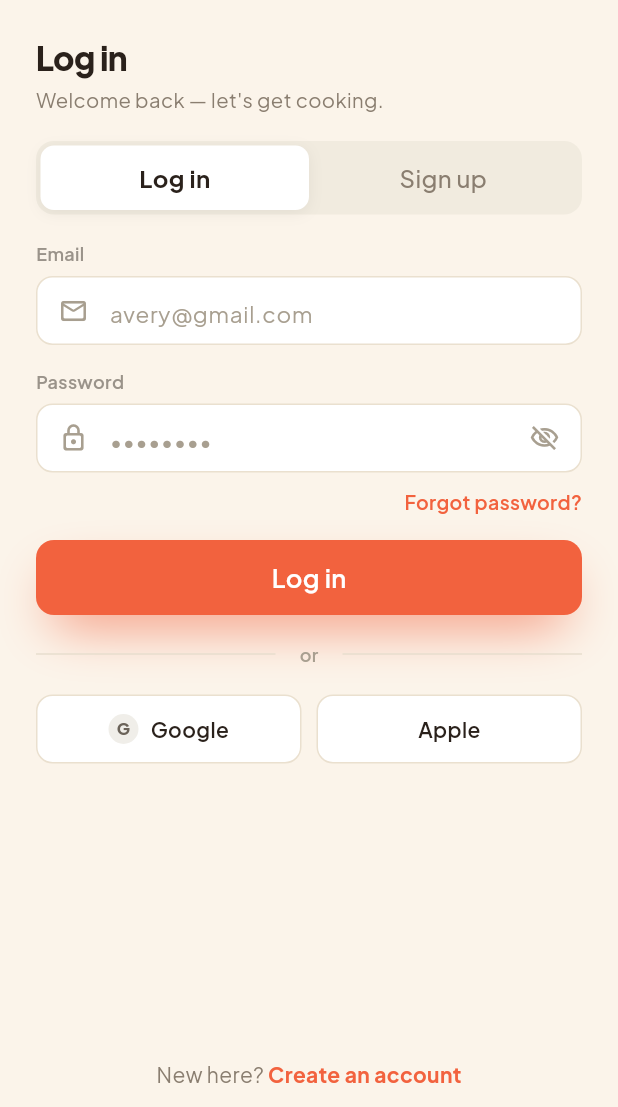
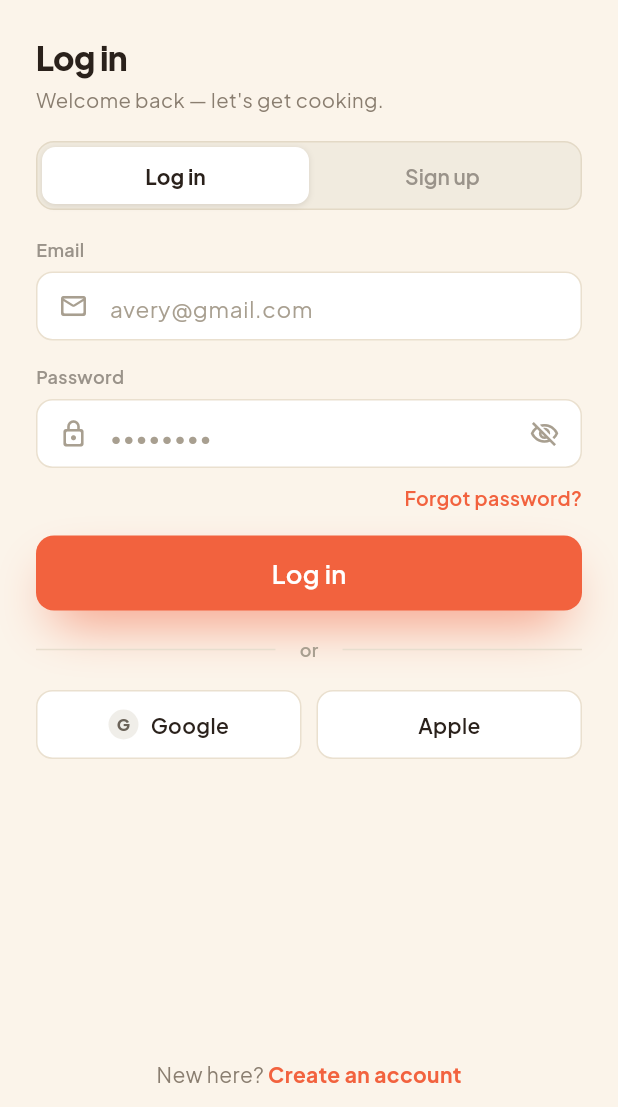
Before and after one commit to amitgg111/Recipe-AI, a Flutter app: the screen it shows after launch, after a tap on "Log in", on a phone screen of 412 x 824 dp, the part 129-1236 px from its top. Run offline on Flutter 3.47's test engine with Material 3 defaults, Android fonts, the phone set to English and light mode, and no system bars; our stand-ins replace cached_network_image, cloud_firestore, cloud_functions, firebase_auth, firebase_core, firebase_storage and 7 more; missing offline and left inert: recipe_scraper, share_handler; accounts and stored records are empty; network calls fail.

Commit message:
letest code

```diff
--- a/lib/View/Splash/spalsh_screen.dart
+++ b/lib/View/Splash/spalsh_screen.dart
@@ -86,7 +86,10 @@ class _SplashScreenState extends State<SplashScreen>
       final hasSeenOnboarding = box.read<bool>('hasSeenOnboarding') ?? false;
       if (!hasSeenOnboarding) {
         box.write('hasSeenOnboarding', true);
-        Get.off(() => const OnboardingFlowScreen());
+        Get.off(
+          () => const OnboardingFlowScreen(),
+          transition: Transition.noTransition,
+        );
       } else {
         Get.off(() => const AuthWrapper());
       }
--- a/lib/screens/auth/login_screen.dart
+++ b/lib/screens/auth/login_screen.dart
@@ -11,7 +11,7 @@ import 'package:recipe_ai/widgets/app_logo.dart';
 import 'package:recipe_ai/theme/app_text_styles.dart';
 import 'package:recipe_ai/theme/app_dimensions.dart';
 import 'package:recipe_ai/screens/auth/forgot_password_screen.dart';
-import 'package:recipe_ai/widgets/segmented_control.dart';
+import 'package:recipe_ai/widgets/sliding_segmented.dart';
 
 /// Combined Log in / Sign up screen.
 ///
@@ -257,10 +257,11 @@ class _LoginScreenState extends State<LoginScreen> {
                     const SizedBox(height: 18),
 
                     // Segmented tabs (fixed — switches content, no navigation)
-                    SegmentedControl(
-                      segments: const ['Log in', 'Sign up'],
+                    SlidingSegmented.tabs(
+                      labels: const ['Log in', 'Sign up'],
                       selectedIndex: _tab,
                       onChanged: _setTab,
+                      height: 38,
                     ),
 
                     const SizedBox(height: 18),
--- a/lib/screens/onboarding/onboarding_flow_screen.dart
+++ b/lib/screens/onboarding/onboarding_flow_screen.dart
@@ -47,9 +47,6 @@ class _OnboardingFlowScreenState extends State<OnboardingFlowScreen> {
 
   int _page = 0;
 
-  /// 1 = moving forward, -1 = moving back. Drives the slide direction.
-  int _direction = 1;
-
   /// Whether the current step's selection is valid. Drives the Continue button
   /// enabled state in real time. Only the button rebuilds when this changes.
   final ValueNotifier<bool> _canContinue = ValueNotifier<bool>(true);
@@ -69,21 +66,22 @@ class _OnboardingFlowScreenState extends State<OnboardingFlowScreen> {
     if (!_canContinue.value) return; // guard: no proceeding while invalid
     if (_page < _flowPages - 1) {
       setState(() {
-        _direction = 1;
         _page++;
       });
       // Each step opens with its default selection, so it starts valid.
       _canContinue.value = true;
     } else {
       // Step 12 done → continue to the existing Plus intro (steps 13–15).
-      Get.to(() => const PlusIntroScreen());
+      Get.to(
+        () => const PlusIntroScreen(),
+        transition: Transition.noTransition,
+      );
     }
   }
 
   void _onBack() {
     if (_page == 0) return;
     setState(() {
-      _direction = -1;
       _page--;
     });
     _canContinue.value = true;
@@ -153,7 +151,10 @@ class _OnboardingFlowScreenState extends State<OnboardingFlowScreen> {
               ),
             ),
             GestureDetector(
-              onTap: () => Get.to(() => const LoginScreen()),
+              onTap: () => Get.to(
+                () => const LoginScreen(),
+                transition: Transition.noTransition,
+              ),
               child: Text(
                 'Log in',
                 style: GoogleFonts.plusJakartaSans(
@@ -201,35 +202,11 @@ class _OnboardingFlowScreenState extends State<OnboardingFlowScreen> {
               ),
               const SizedBox(height: 6),
             ],
-            // Animated content area — only this swaps between steps.
+            // Content area — swaps instantly between steps (no transition).
             Expanded(
-              child: AnimatedSwitcher(
-                duration: const Duration(milliseconds: 350),
-                switchInCurve: Curves.easeOut,
-                switchOutCurve: Curves.easeIn,
-                transitionBuilder: (child, animation) {
-                  final slide = Tween<Offset>(
-                    begin: Offset(0.06 * _direction, 0),
-                    end: Offset.zero,
-                  ).animate(animation);
-                  return FadeTransition(
-                    opacity: animation,
-                    child: SlideTransition(position: slide, child: child),
-                  );
-                },
-                layoutBuilder: (currentChild, previousChildren) {
-                  return Stack(
-                    alignment: Alignment.topCenter,
-                    children: <Widget>[
-                      ...previousChildren,
-                      if (currentChild != null) currentChild,
-                    ],
-                  );
-                },
-                child: KeyedSubtree(
-                  key: ValueKey<int>(_page),
-                  child: _bodyFor(_page),
-                ),
+              child: KeyedSubtree(
+                key: ValueKey<int>(_page),
+                child: _bodyFor(_page),
               ),
             ),
             // Fixed bottom: CTA (+ optional footer).
--- a/lib/widgets/segmented_control.dart
+++ b/lib/widgets/segmented_control.dart
@@ -1,7 +1,11 @@
 import 'package:flutter/material.dart';
 import '../theme/app_colors.dart';
 import '../theme/app_text_styles.dart';
+import 'sliding_segmented.dart';
 
+/// Full-width segmented toggle used for the wide tab selectors (Cookbooks /
+/// Recipes, Login / Sign up). Thin wrapper over [SlidingSegmented] in its
+/// [SlidingSegmented.expand] mode so every toggle in the app shares one widget.
 class SegmentedControl extends StatelessWidget {
   final List<String> segments;
   final int selectedIndex;
@@ -16,53 +20,30 @@ class SegmentedControl extends StatelessWidget {
 
   @override
   Widget build(BuildContext context) {
-    return Container(
-      padding: const EdgeInsets.all(3),
-      decoration: BoxDecoration(
-        color: AppColors.tabBg,
-        borderRadius: BorderRadius.circular(12),
-      ),
-      child: Row(
-        children: List.generate(segments.length, (index) {
-          final isActive = index == selectedIndex;
-          return Expanded(
-            child: GestureDetector(
-              onTap: () => onChanged(index),
-              child: AnimatedContainer(
-                duration: const Duration(milliseconds: 200),
-                curve: Curves.easeInOut,
-                padding: const EdgeInsets.symmetric(vertical: 10),
-                decoration: BoxDecoration(
-                  color: isActive ? AppColors.surface : Colors.transparent,
-                  borderRadius: BorderRadius.circular(9),
-                  boxShadow: isActive
-                      ? [
+    return SlidingSegmented(
+      expand: true,
+      labels: segments,
+      selectedIndex: selectedIndex,
+      onChanged: onChanged,
+      trackColor: AppColors.tabBg,
+      pillColor: AppColors.surface,
+      trackRadius: 12,
+      pillRadius: 9,
+      trackPadding: 3,
+      vPad: 10,
+      pillShadow: [
         BoxShadow(
           color: Colors.black.withValues(alpha: 0.06),
           blurRadius: 8,
           offset: const Offset(0, 2),
         ),
-                        ]
-                      : null,
-                ),
-                child: Center(
-                  child: Text(
-                    segments[index],
-                    style: isActive
-                        ? AppTextStyles.bodyLarge.copyWith(
-                            fontWeight: FontWeight.w700,
-                          )
+      ],
+      style: (active) => active
+          ? AppTextStyles.bodyLarge.copyWith(fontWeight: FontWeight.w700)
           : AppTextStyles.bodyLarge.copyWith(
               fontWeight: FontWeight.w500,
               color: AppColors.textMedium,
             ),
-                  ),
-                ),
-              ),
-            ),
-          );
-        }),
-      ),
     );
   }
 }
--- /dev/null
+++ b/lib/widgets/sliding_segmented.dart
@@ -0,0 +1,328 @@
+import 'package:flutter/material.dart';
+import 'package:google_fonts/google_fonts.dart';
+import '../theme/app_colors.dart';
+
+/// A content-sized segmented control whose white "pill" **slides and resizes**
+/// between segments. Segment widths are measured from their labels (at the
+/// active/bold weight) so widths stay stable and there's no layout jump when
+/// the selection changes.
+///
+/// Used for the compact toggles (Day/Month, Metric/US, …). Pass [expand] for a
+/// full-width variant with equal-width segments.
+class SlidingSegmented extends StatefulWidget {
+  final List<String> labels;
+  final int selectedIndex;
+  final ValueChanged<int> onChanged;
+
+  final Color trackColor;
+  final Color pillColor;
+  final double trackRadius;
+  final double pillRadius;
+  final double trackPadding;
+  final double hPad; // segment horizontal padding
+  final double vPad; // segment vertical padding
+
+  /// When true the control fills its parent width with equal-width segments
+  /// (the pill slides via [AnimatedAlign]). When false each segment is sized to
+  /// its label and the pill slides + resizes via [AnimatedPositioned].
+  final bool expand;
+
+  /// Optional fixed segment height (only used in [expand] mode). When null the
+  /// height is derived from [vPad] + the label height.
+  final double? height;
+
+  /// Optional hairline border around the track, so the container stays visible
+  /// against a page background of a similar tone.
+  final Color? trackBorder;
+
+  /// Returns the text style for a segment given whether it is active.
+  final TextStyle Function(bool active) style;
+  final List<BoxShadow>? pillShadow;
+  final Duration duration;
+
+  const SlidingSegmented({
+    super.key,
+    required this.labels,
+    required this.selectedIndex,
+    required this.onChanged,
+    required this.trackColor,
+    required this.pillColor,
+    required this.style,
+    this.trackRadius = 11,
+    this.pillRadius = 8,
+    this.trackPadding = 3,
+    this.hPad = 12,
+    this.vPad = 6,
+    this.expand = false,
+    this.height,
+    this.trackBorder,
+    this.pillShadow,
+    this.duration = const Duration(milliseconds: 240),
+  });
+
+  /// Inactive label colour used across all toggles (matches the HTML mockup).
+  static const Color _inactive = Color(0xFF9A938A);
+
+  /// Track fill + hairline border. The fill is the HTML's #F1EBDF; the border
+  /// makes the container visible against the app's similar cream page.
+  static const Color _trackFill = Color(0xFFF1EBDF);
+  static const Color _trackEdge = Color(0xFFE3D9C6);
+
+  /// Compact, content-sized toggle — matches the Day/Month toggle in the HTML
+  /// (beige track radius 11, white pill radius 8, 12.5px Plus Jakarta Sans).
+  /// Use for small inline toggles (Day/Month).
+  factory SlidingSegmented.standard({
+    Key? key,
+    required List<String> labels,
+    required int selectedIndex,
+    required ValueChanged<int> onChanged,
+  }) {
+    return SlidingSegmented(
+      key: key,
+      labels: labels,
+      selectedIndex: selectedIndex,
+      onChanged: onChanged,
+      trackColor: _trackFill,
+      trackBorder: _trackEdge,
+      pillColor: AppColors.surface,
+      trackRadius: 11,
+      pillRadius: 8,
+      trackPadding: 3,
+      hPad: 12,
+      vPad: 6,
+      style: (active) => GoogleFonts.plusJakartaSans(
+        fontSize: 12.5,
+        fontWeight: active ? FontWeight.w700 : FontWeight.w600,
+        color: active ? AppColors.textDark : _inactive,
+      ),
+      pillShadow: const [
+        BoxShadow(
+          color: Color(0x1F2A211B), // rgba(42,33,27,.12)
+          blurRadius: 3,
+          offset: Offset(0, 1),
+        ),
+      ],
+    );
+  }
+
+  /// Full-width tab bar — matches the Login/Sign up & Cookbooks/Recipes toggles
+  /// in the HTML: equal-width segments (`flex:1`), beige track radius 12, white
+  /// pill radius 9, 14px Plus Jakarta Sans. [height] is the segment height
+  /// (38 for Login/Sign up, 36 for Cookbooks/Recipes).
+  factory SlidingSegmented.tabs({
+    Key? key,
+    required List<String> labels,
+    required int selectedIndex,
+    required ValueChanged<int> onChanged,
+    double height = 38,
+  }) {
+    return SlidingSegmented(
+      key: key,
+      expand: true,
+      height: height,
+      labels: labels,
+      selectedIndex: selectedIndex,
+      onChanged: onChanged,
+      trackColor: _trackFill,
+      trackBorder: _trackEdge,
+      pillColor: AppColors.surface,
+      trackRadius: 12,
+      pillRadius: 9,
+      trackPadding: 3,
+      vPad: 0,
+      style: (active) => GoogleFonts.plusJakartaSans(
+        fontSize: 14,
+        fontWeight: active ? FontWeight.w700 : FontWeight.w600,
+        color: active ? AppColors.textDark : _inactive,
+      ),
+      pillShadow: const [
+        BoxShadow(
+          color: Color(0x1F2A211B), // rgba(42,33,27,.12)
+          blurRadius: 3,
+          offset: Offset(0, 1),
+        ),
+      ],
+    );
+  }
+
+  @override
+  State<SlidingSegmented> createState() => _SlidingSegmentedState();
+}
+
+class _SlidingSegmentedState extends State<SlidingSegmented> {
+  @override
+  void initState() {
+    super.initState();
+    // GoogleFonts loads fonts asynchronously. If we measure the labels before
+    // the font is ready the segments come out too narrow (measured against a
+    // fallback font) and long labels wrap. Re-measure once the fonts settle.
+    if (!widget.expand) {
+      WidgetsBinding.instance.addPostFrameCallback((_) {
+        GoogleFonts.pendingFonts().then((_) {
+          if (mounted) setState(() {});
+        });
+      });
+    }
+  }
+
+  @override
+  Widget build(BuildContext context) {
+    if (widget.expand) return _buildExpanded(context);
+    return _buildMeasured(context);
+  }
+
+  /// Full-width, equal-width segments with an [AnimatedAlign] sliding pill.
+  Widget _buildExpanded(BuildContext context) {
+    final n = widget.labels.length;
+    final align = n > 1 ? (2 * widget.selectedIndex / (n - 1) - 1) : 0.0;
+    final stack = Stack(
+      children: [
+        // Sliding pill (behind the labels). heightFactor:1 is required — without
+        // it the childless DecoratedBox collapses to 0 height and never shows.
+        Positioned.fill(
+          child: AnimatedAlign(
+            duration: widget.duration,
+            curve: Curves.easeInOut,
+            alignment: Alignment(align, 0),
+            child: FractionallySizedBox(
+              widthFactor: n > 0 ? 1 / n : 1,
+              heightFactor: 1,
+              child: DecoratedBox(
+                decoration: BoxDecoration(
+                  color: widget.pillColor,
+                  borderRadius: BorderRadius.circular(widget.pillRadius),
+                  boxShadow: widget.pillShadow,
+                ),
+              ),
+            ),
+          ),
+        ),
+        // Tappable labels (on top).
+        Row(
+          children: [
+            for (var i = 0; i < n; i++)
+              Expanded(
+                child: GestureDetector(
+                  behavior: HitTestBehavior.opaque,
+                  onTap: () => widget.onChanged(i),
+                  child: Padding(
+                    padding: EdgeInsets.symmetric(vertical: widget.vPad),
+                    child: Center(
+                      child: AnimatedDefaultTextStyle(
+                        duration: widget.duration,
+                        style: widget.style(i == widget.selectedIndex),
+                        child: Text(widget.labels[i]),
+                      ),
+                    ),
+                  ),
+                ),
+              ),
+          ],
+        ),
+      ],
+    );
+    return Container(
+      padding: EdgeInsets.all(widget.trackPadding),
+      decoration: BoxDecoration(
+        color: widget.trackColor,
+        borderRadius: BorderRadius.circular(widget.trackRadius),
+        border: widget.trackBorder != null
+            ? Border.all(color: widget.trackBorder!)
+            : null,
+      ),
+      child: widget.height != null
+          ? SizedBox(height: widget.height, child: stack)
+          : stack,
+    );
+  }
+
+  /// Content-sized segments with an [AnimatedPositioned] slide + resize pill.
+  Widget _buildMeasured(BuildContext context) {
+    final scaler = MediaQuery.textScalerOf(context);
+    final activeStyle = widget.style(true);
+
+    // Measure each segment at the active (bold) weight → stable widths.
+    final widths = <double>[];
+    for (final label in widget.labels) {
+      final tp = TextPainter(
+        text: TextSpan(text: label, style: activeStyle),
+        textDirection: Directionality.of(context),
+        textScaler: scaler,
+        maxLines: 1,
+      )..layout();
+      widths.add(tp.width + widget.hPad * 2);
+    }
+
+    final total = widths.fold<double>(0, (a, b) => a + b);
+    double left = 0;
+    for (var i = 0; i < widget.selectedIndex && i < widths.length; i++) {
+      left += widths[i];
+    }
+    final pillW = widths.isEmpty
+        ? 0.0
+        : widths[widget.selectedIndex.clamp(0, widths.length - 1)];
+
+    return Container(
+      padding: EdgeInsets.all(widget.trackPadding),
+      decoration: BoxDecoration(
+        color: widget.trackColor,
+        borderRadius: BorderRadius.circular(widget.trackRadius),
+        border: widget.trackBorder != null
+            ? Border.all(color: widget.trackBorder!)
+            : null,
+      ),
+      child: SizedBox(
+        width: total,
+        child: Stack(
+          children: [
+            // Sliding + resizing pill (behind the labels).
+            AnimatedPositioned(
+              duration: widget.duration,
+              curve: Curves.easeInOut,
+              left: left,
+              width: pillW,
+              top: 0,
+              bottom: 0,
+              child: DecoratedBox(
+                decoration: BoxDecoration(
+                  color: widget.pillColor,
+                  borderRadius: BorderRadius.circular(widget.pillRadius),
+                  boxShadow: widget.pillShadow,
+                ),
+              ),
+            ),
+            // Tappable labels (on top).
+            Row(
+              mainAxisSize: MainAxisSize.min,
+              children: [
+                for (var i = 0; i < widget.labels.length; i++)
+                  GestureDetector(
+                    behavior: HitTestBehavior.opaque,
+                    onTap: () => widget.onChanged(i),
+                    child: SizedBox(
+                      width: widths[i],
+                      child: Padding(
+                        padding: EdgeInsets.symmetric(vertical: widget.vPad),
+                        child: Center(
+                          child: AnimatedDefaultTextStyle(
+                            duration: widget.duration,
+                            style: widget.style(i == widget.selectedIndex),
+                            child: Text(
+                              widget.labels[i],
+                              maxLines: 1,
+                              softWrap: false,
+                              overflow: TextOverflow.visible,
+                            ),
+                          ),
+                        ),
+                      ),
+                    ),
+                  ),
+              ],
+            ),
+          ],
+        ),
+      ),
+    );
+  }
+}
```
Also changed, not shown: lib/View/Home/cookbooks_screen.dart (+4 -3 lines), lib/View/Home/groceries_screen.dart (+25 -22 lines), lib/View/Home/meal_plan_screen.dart (+5 -44 lines), lib/View/Home/settings_screen.dart (+21 -40 lines), lib/View/Home/social/follow_list_screen.dart (+8 -47 lines), lib/screens/onboarding/goals_happen_screen.dart (+28 -23 lines), lib/screens/onboarding/plus_comparison_screen.dart (+8 -2 lines), lib/screens/onboarding/plus_intro_screen.dart (+8 -2 lines), lib/screens/onboarding/trial_chooser_screen.dart (+8 -2 lines). Lines whose indentation alone changed are shown as unchanged.
